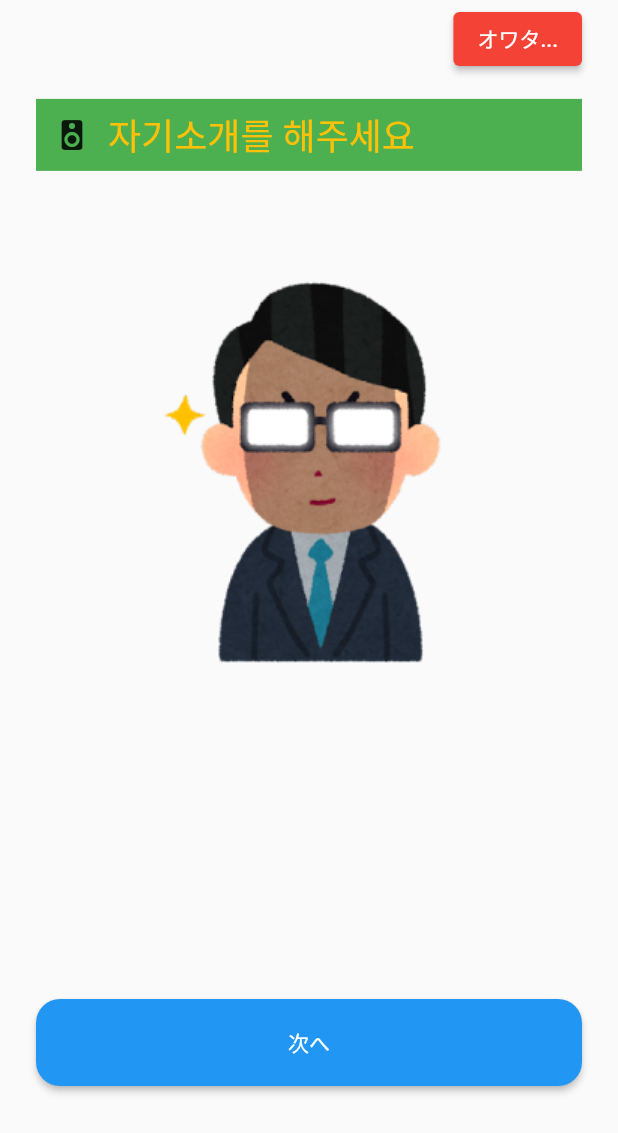
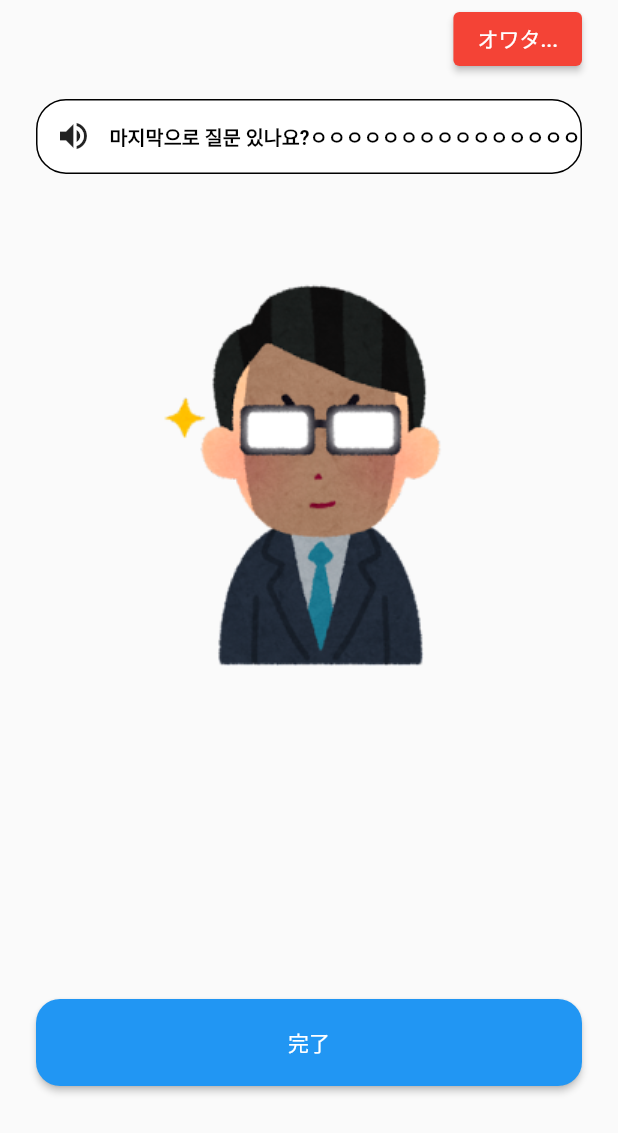
Before and after one commit to obtusa07/mensetsu_helper, a Flutter app: the MensetsuPage screen opened directly, after a tap on "次へ", on a phone screen of 412 x 824 dp. Shown: the top 1133 px of the screen. Run offline on Flutter 3.47's test engine with Material 2 defaults, Android fonts, the phone set to English and light mode, and no system bars; our stand-ins replace google_mobile_ads.

Commit message:
add: fix Question box design and manage question index state

```diff
--- a/lib/mensetsu_page.dart
+++ b/lib/mensetsu_page.dart
@@ -8,7 +8,7 @@ class MensetsuPage extends StatefulWidget {
 }
 
 class _MensetsuPageState extends State<MensetsuPage> {
-  final List<String> _textList = ['자기소개를 해주세요', '마지막으로 질문 있나요?'];
+  final List<String> _textList = ['자기소개를 해주세요', '마지막으로 질문 있나요?ㅇㅇㅇㅇㅇㅇㅇㅇㅇㅇㅇㅇㅇㅇㅇ'];
   int _currentIndex = 0;
   @override
   Widget build(BuildContext context) {
@@ -35,20 +35,33 @@ class _MensetsuPageState extends State<MensetsuPage> {
                 children: [
                   SizedBox(height: MediaQuery.of(context).size.height * 0.08),
                   Container(
-                    color: Colors.green,
+                    decoration: BoxDecoration(
+                        color: Colors.white,
+                        borderRadius: BorderRadius.circular(20),
+                        border: Border.all(
+                          color: Colors.black,
+                          width: 1,
+                        )),
                     child: Row(
+                      mainAxisSize: MainAxisSize.min,
                       children: [
                         IconButton(
                           onPressed: () {
                             print('아이콘 터치');
                           },
-                          icon: Icon(Icons.speaker),
+                          icon: Icon(Icons.volume_up),
                         ),
-                        Text(
-                          _textList[_currentIndex],
-                          style: TextStyle(
-                            color: Colors.amber,
-                            fontSize: 24,
+                        Expanded(
+                          child: FittedBox(
+                            fit: BoxFit.scaleDown,
+                            child: Text(
+                              _textList[_currentIndex],
+                              style: TextStyle(
+                                color: Colors.black,
+                                fontSize: 24,
+                                fontWeight: FontWeight.bold,
+                              ),
+                            ),
                           ),
                         ),
                       ],
@@ -70,8 +83,9 @@ class _MensetsuPageState extends State<MensetsuPage> {
                       borderRadius: BorderRadius.circular(16)),
                 ),
                 onPressed: () {
-                  print('버튼 클릭됨');
-                  _currentIndex++;
+                  setState(() {
+                    _currentIndex++;
+                  });
                 },
                 child: Text(_currentIndex < _textList.length - 1 ? '次へ' : '完了'),
               ),
```
